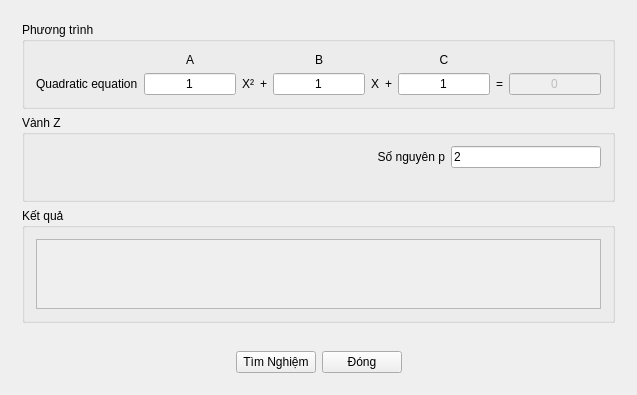
First picture: the form in mainwindow.ui, repository levanhong05/SolvingQuadraticEquation, before the edit.
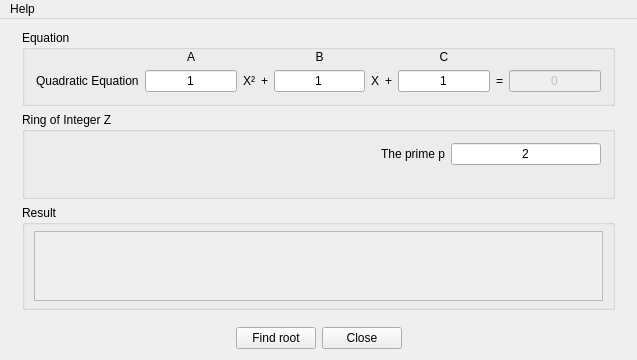
Second picture: the form after the edit. Icons and pictures are not drawn.

The edit to the form file:
```diff
--- a/mainwindow.ui
+++ b/mainwindow.ui
@@ -7,7 +7,7 @@
     <x>0</x>
     <y>0</y>
     <width>637</width>
-    <height>343</height>
+    <height>331</height>
    </rect>
   </property>
   <property name="windowTitle">
@@ -34,12 +34,18 @@
        <enum>QFrame::Raised</enum>
       </property>
       <layout class="QVBoxLayout" name="verticalLayout_2">
+       <property name="topMargin">
+        <number>0</number>
+       </property>
        <item>
         <widget class="QGroupBox" name="groupEquation">
          <property name="title">
-          <string>Phương trình</string>
+          <string>Equation</string>
          </property>
          <layout class="QGridLayout" name="gridLayout">
+          <property name="topMargin">
+           <number>0</number>
+          </property>
           <item row="2" column="1">
            <widget class="QLabel" name="label_9">
             <property name="text">
@@ -137,7 +143,7 @@
           <item row="5" column="0">
            <widget class="QLabel" name="label_8">
             <property name="text">
-             <string>Quadratic equation</string>
+             <string>Quadratic Equation</string>
             </property>
            </widget>
           </item>
@@ -167,7 +173,7 @@
        <item>
         <widget class="QGroupBox" name="groupRing">
          <property name="title">
-          <string>Vành Z</string>
+          <string>Ring of Integer Z</string>
          </property>
          <layout class="QGridLayout" name="gridLayout_2">
           <item row="0" column="1">
@@ -187,12 +193,15 @@
             <property name="text">
              <string>2</string>
             </property>
+            <property name="alignment">
+             <set>Qt::AlignCenter</set>
+            </property>
            </widget>
           </item>
           <item row="0" column="0">
            <widget class="QLabel" name="label">
             <property name="text">
-             <string>Số nguyên p</string>
+             <string>The prime p</string>
             </property>
             <property name="alignment">
              <set>Qt::AlignRight|Qt::AlignTrailing|Qt::AlignVCenter</set>
@@ -215,12 +224,24 @@
        <item>
         <widget class="QGroupBox" name="groupResult">
          <property name="title">
-          <string>Kết quả</string>
+          <string>Result</string>
          </property>
          <property name="flat">
           <bool>false</bool>
          </property>
          <layout class="QHBoxLayout" name="horizontalLayout_2">
+          <property name="leftMargin">
+           <number>9</number>
+          </property>
+          <property name="topMargin">
+           <number>6</number>
+          </property>
+          <property name="rightMargin">
+           <number>9</number>
+          </property>
+          <property name="bottomMargin">
+           <number>6</number>
+          </property>
           <item>
            <widget class="QTextEdit" name="txtResult">
             <property name="enabled">
@@ -243,6 +264,18 @@
        <enum>QFrame::Raised</enum>
       </property>
       <layout class="QHBoxLayout" name="horizontalLayout">
+       <property name="leftMargin">
+        <number>0</number>
+       </property>
+       <property name="topMargin">
+        <number>0</number>
+       </property>
+       <property name="rightMargin">
+        <number>0</number>
+       </property>
+       <property name="bottomMargin">
+        <number>0</number>
+       </property>
        <item>
         <spacer name="horizontalSpacer_2">
          <property name="orientation">
@@ -259,14 +292,14 @@
        <item>
         <widget class="QPushButton" name="btnOK">
          <property name="text">
-          <string>Tìm Nghiệm</string>
+          <string>Find root</string>
          </property>
         </widget>
        </item>
        <item>
         <widget class="QPushButton" name="btnClose">
          <property name="text">
-          <string>Đóng</string>
+          <string>Close</string>
          </property>
         </widget>
        </item>
@@ -288,6 +321,34 @@
     </item>
    </layout>
   </widget>
+  <widget class="QMenuBar" name="menuBar">
+   <property name="geometry">
+    <rect>
+     <x>0</x>
+     <y>0</y>
+     <width>637</width>
+     <height>21</height>
+    </rect>
+   </property>
+   <property name="defaultUp">
+    <bool>false</bool>
+   </property>
+   <property name="nativeMenuBar">
+    <bool>true</bool>
+   </property>
+   <widget class="QMenu" name="menuHelp">
+    <property name="title">
+     <string>Help</string>
+    </property>
+    <addaction name="actionAbout"/>
+   </widget>
+   <addaction name="menuHelp"/>
+  </widget>
+  <action name="actionAbout">
+   <property name="text">
+    <string>About</string>
+   </property>
+  </action>
  </widget>
  <layoutdefault spacing="6" margin="11"/>
  <resources>
```
Left out of the diff: 4 changed lines with no effect on the pictures.
